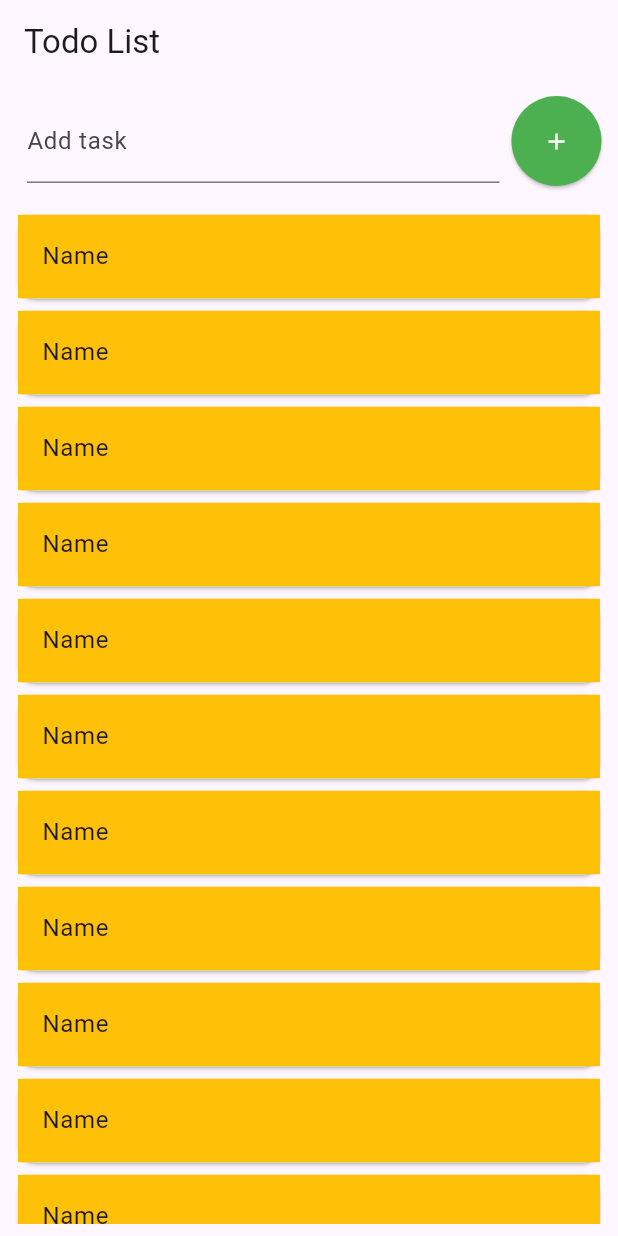
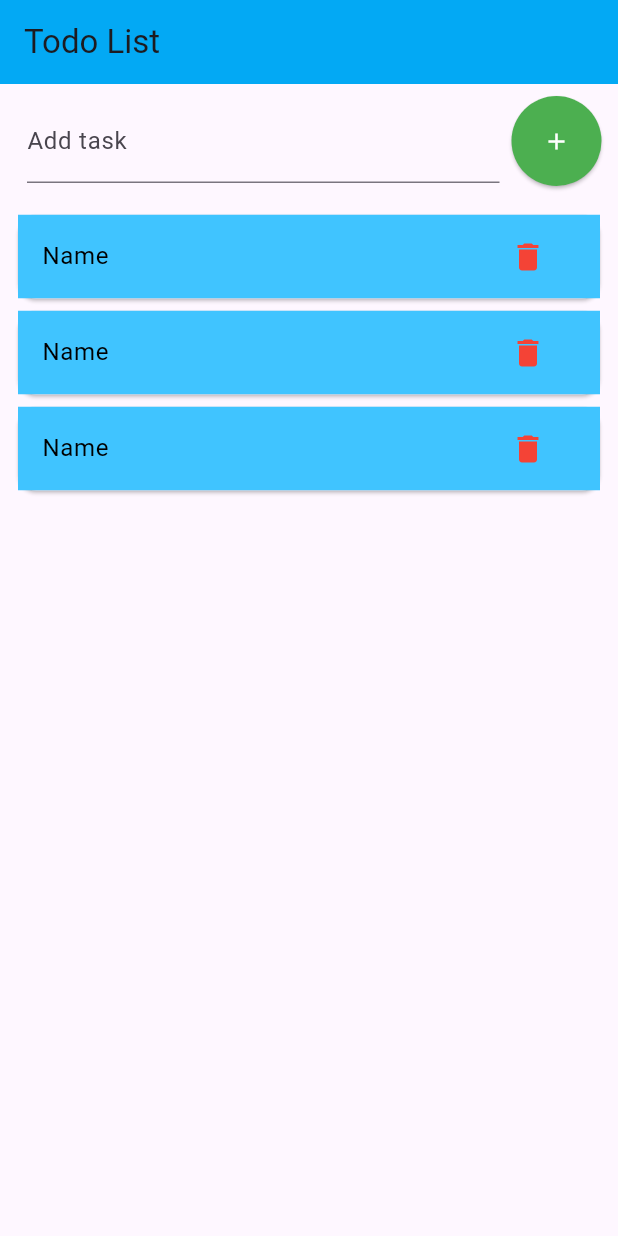
Before and after one commit to Nitis-2003/flutter_todo_list, a Flutter app: the screen it shows after launch, on a phone screen of 412 x 824 dp. Run offline on Flutter 3.47's test engine with Material 3 defaults, Android fonts, the phone set to English and light mode, and no system bars.

Commit message:
add del function

```diff
--- a/lib/pages/todo.dart
+++ b/lib/pages/todo.dart
@@ -8,14 +8,20 @@ class Todo extends StatefulWidget {
 }
 
 class _TodoState extends State<Todo> {
-
   final _todo = TextEditingController();
-  final List<String> taskList = ["Name","Name","Name","Name","Name","Name","Name","Name","Name","Name","Name",];
+  final List<String> taskList = [
+    "Name",
+    "Name",
+    "Name",
+  ];
 
   @override
   Widget build(BuildContext context) {
     return Scaffold(
-      appBar: AppBar(title: Text('Todo List')),
+      appBar: AppBar(
+        title: Text('Todo List'),
+        backgroundColor: Colors.lightBlue,
+      ),
       body: Padding(
         padding: const EdgeInsets.all(8.0),
         child: Column(
@@ -29,8 +35,8 @@ class _TodoState extends State<Todo> {
                   child: TextField(
                     controller: _todo,
                     decoration: InputDecoration(
-                    border: UnderlineInputBorder(),
-                    labelText: 'Add task',
+                      border: UnderlineInputBorder(),
+                      labelText: 'Add task',
                     ),
                   ),
                 ),
@@ -46,7 +52,7 @@ class _TodoState extends State<Todo> {
                 ),
               ],
             ),
-            SizedBox(height: 15,),
+            SizedBox(height: 15),
             Expanded(
               child: ListView.builder(
                 itemCount: taskList.length,
@@ -54,10 +60,19 @@ class _TodoState extends State<Todo> {
                   return Card(
                     child: ListTile(
                       title: Text(taskList[index]),
-                      tileColor: Colors.amber,
+                      trailing: IconButton(
+                        onPressed: () {
+                          setState(() {
+                            taskList.removeAt(index);
+                          });
+                          },
+                        icon: Icon(Icons.delete, color: Colors.red),
+                      ),
+                      tileColor: Colors.lightBlueAccent,
+                      textColor: Colors.black,
                     ),
                   );
-                }
+                },
               ),
             ),
           ],
```
